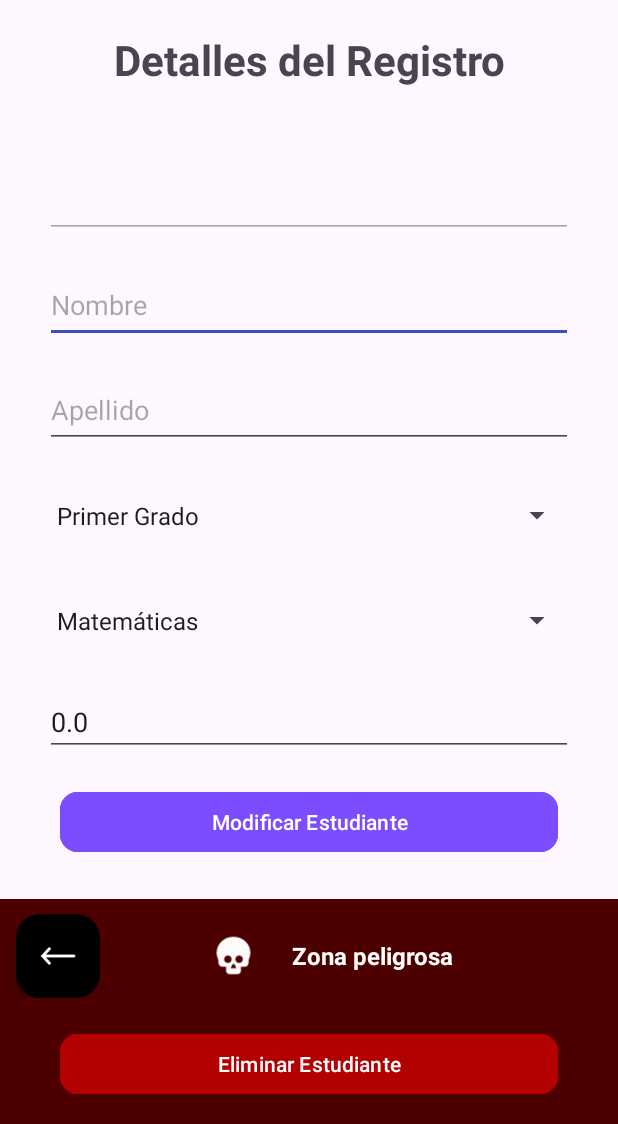
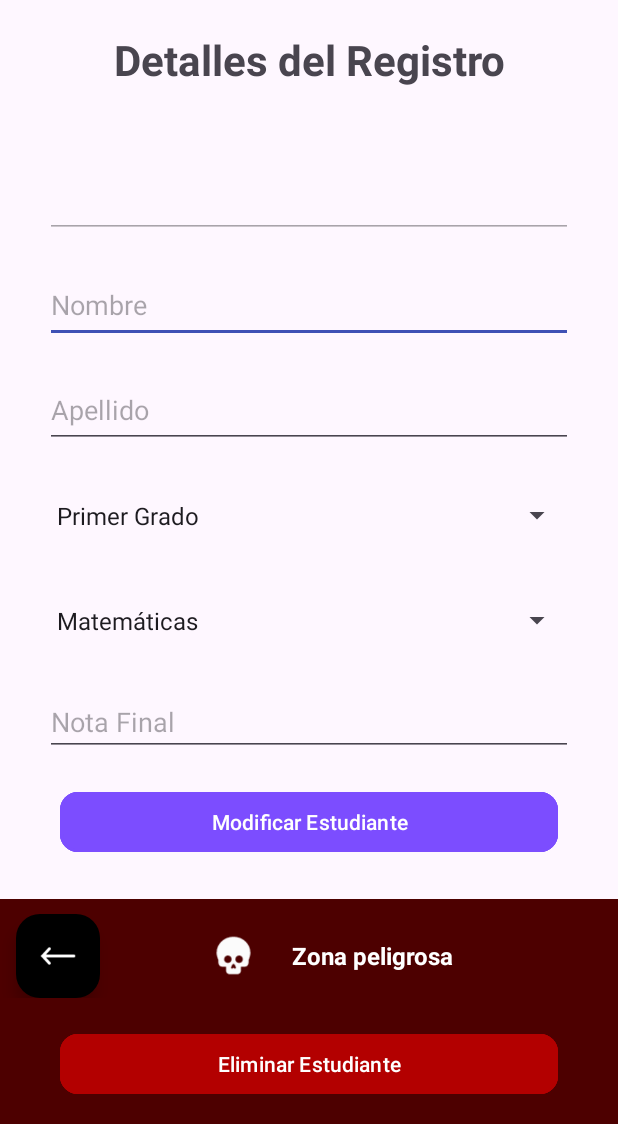
Before and after one commit to jacquelinechavez30/Desafio-2-DSM-2025, an Android app: the DetallesEspecificosEstudiantesActivity screen opened directly, with no data from a screen before it, on a phone screen of 412 x 824 dp, the part 112-1236 px from its top. Run offline under Robolectric (Android 15) with nearby library versions, the phone set to English and light mode, and no system bars; our stand-ins replace Firebase (no records; nobody signed in at launch, a user with empty details on screens opened directly); 3 statements that could not run were skipped.

Commit message:
dev: Funcionalidad de modificación añadida. bug: Corrección de error de no mostrar la nota final en activity de detalles del estudiante.

```diff
--- a/app/src/main/java/com/example/registroescolar/DetallesEspecificosEstudiantesActivity.kt
+++ b/app/src/main/java/com/example/registroescolar/DetallesEspecificosEstudiantesActivity.kt
@@ -13,6 +13,7 @@ import androidx.appcompat.app.AlertDialog
 import androidx.appcompat.app.AppCompatActivity
 import androidx.core.view.ViewCompat
 import androidx.core.view.WindowInsetsCompat
+import com.example.registroescolar.Registros.Registros_estudiantes
 import com.google.android.material.button.MaterialButton
 import com.google.android.material.floatingactionbutton.FloatingActionButton
 import com.google.firebase.database.DatabaseReference
@@ -25,6 +26,15 @@ class DetallesEspecificosEstudiantesActivity : AppCompatActivity() {
     private lateinit var btnEliminar: MaterialButton
     private lateinit var database: DatabaseReference
     private lateinit var verRegistrosButton: FloatingActionButton
+    private lateinit var edtIdEstudiante: EditText
+    private lateinit var edtNombre: EditText
+    private lateinit var edtApellido: EditText
+    private lateinit var spinnerGrado: Spinner
+    private lateinit var spinnerMateria: Spinner
+    private lateinit var edtNotaFinal: EditText
+    private lateinit var codigoEstudiante: String
+    private lateinit var codigoMaestro : String
+
 
     // Obtener referencia a la base de datos
 
@@ -40,21 +50,21 @@ class DetallesEspecificosEstudiantesActivity : AppCompatActivity() {
         }
 
         // Obtener referencias a los elementos del layout
-        val edtIdEstudiante = findViewById<EditText>(R.id.idEstudiante)
-        val edtNombre = findViewById<EditText>(R.id.edtNombre)
-        val edtApellido = findViewById<EditText>(R.id.edtApellido)
-        val spinnerGrado = findViewById<Spinner>(R.id.spinnerGrado)
-        val spinnerMateria = findViewById<Spinner>(R.id.spinnerMateria)
-        val edtNotaFinal = findViewById<EditText>(R.id.edtNotaFinal)
+         edtIdEstudiante = findViewById(R.id.idEstudiante)
+         edtNombre = findViewById(R.id.edtNombre)
+         edtApellido = findViewById(R.id.edtApellido)
+         spinnerGrado = findViewById(R.id.spinnerGrado)
+         spinnerMateria = findViewById(R.id.spinnerMateria)
+         edtNotaFinal = findViewById(R.id.edtNotaFinal)
 
         // Obtener datos del Intent
-        val uid = intent.getStringExtra("USER_ID")
-        val codigoEstudiante = intent.getStringExtra("codigoEstudiante")
+        codigoMaestro = intent.getStringExtra("USER_ID").toString()
+        codigoEstudiante = intent.getStringExtra("codigoEstudiante").toString()
         val nombre = intent.getStringExtra("nombre")
         val apellido = intent.getStringExtra("apellido")
         val grado = intent.getStringExtra("grado")  // Si es número, usa getIntExtra()
         val materia = intent.getStringExtra("materia")
-        val notaFinal = intent.getFloatExtra("notaFinal", 0.0f)  // Usa 0.0f como valor por defecto
+        val notaFinal = intent.getStringExtra("notaFinal")  // Usa 0.0f como valor por defecto
 
 
         // Adsignacion de valores de los botones
@@ -65,10 +75,11 @@ class DetallesEspecificosEstudiantesActivity : AppCompatActivity() {
 
         // Mostrar los datos en los campos de la UI
 
+        // --------------------- LLENADO DE DATOS EN LOS CAMPOS ---------------------
         edtIdEstudiante.setText(codigoEstudiante)
         edtNombre.setText(nombre)
         edtApellido.setText(apellido)
-        edtNotaFinal.setText(String.format(notaFinal.toString()))
+        edtNotaFinal.setText(notaFinal)
 
         // Datos para los Spinners (Grados y Materias)
         val grados = arrayOf("Primer Grado", "Segundo Grado", "Tercer Grado", "Cuarto Grado", "Quinto Grado", "Sexto Grado", "Septimo Grado", "Octavo Grado", "Noveno Grado")
@@ -87,6 +98,7 @@ class DetallesEspecificosEstudiantesActivity : AppCompatActivity() {
         spinnerMateria.setSelection(materias.indexOf(materia))
 
 
+        // --------------------------------------------------------------
 
         btnEliminar.setOnClickListener {
             // Eliminar el nodo con el ID específico
@@ -101,13 +113,58 @@ class DetallesEspecificosEstudiantesActivity : AppCompatActivity() {
                 .show()
         }
 
+        // Evento del botón para modificar el registro
+        btnModificar.setOnClickListener {
+            // Funcion para modificar el registro
+            this.modificarRegistro(codigoEstudiante)
+        }
+
+
         verRegistrosButton.setOnClickListener {
             intent = Intent(this, VerRegistrosActivity::class.java)
-            intent.putExtra("USER_ID", uid)
+            intent.putExtra("USER_ID", codigoMaestro)
             startActivity(intent)
             finish()
         }
 
+    }
+
+    private fun modificarRegistro(codigoEstudiante : String) {
+        // Obtener los nuevos valores de los EditText
+
+        val nuevoNombre = edtNombre.text.toString().trim()
+        val nuevoApellido = edtApellido.text.toString().trim()
+        val nuevoGrado = spinnerGrado.selectedItem.toString()
+        val nuevaMateria = spinnerMateria.selectedItem.toString()
+        val nuevaNotaFinal = edtNotaFinal.text.toString().trim()
+
+        //Verificar que los campos no estén vacíos
+        if(nuevoNombre.isEmpty() || nuevoApellido.isEmpty() || nuevaNotaFinal.isEmpty()) {
+            Toast.makeText(this, "Por favor, completa todos los campos", Toast.LENGTH_SHORT).show()
+            return
+        }
+
+        if(nuevaNotaFinal.toFloat() < 0 || nuevaNotaFinal.toFloat() > 10) {
+            Toast.makeText(this, "La nota final debe estar entre 0 y 10", Toast.LENGTH_SHORT).show()
+            return
+        }
+
+
+        val datosActualizados = Registros_estudiantes(codigoEstudiante, nuevoNombre, nuevoApellido, nuevoGrado, nuevaMateria, nuevaNotaFinal.toDouble(), codigoMaestro)
+        // Crear un mapa con los datos actualizados
+        val datosActualizadosMap = datosActualizados.toMap()
+
+        // Actualizar en Firebase
+        database.child(codigoEstudiante).updateChildren(datosActualizadosMap)
+            .addOnSuccessListener {
+                Toast.makeText(this, "Registro actualizado correctamente", Toast.LENGTH_SHORT).show()
+                // Devolver a la vista anterior
+                verRegistrosButton.performClick() // Aquí simulamos un clic en el botón
+            }
+            .addOnFailureListener{ e ->
+                Toast.makeText(this, "Error al actualizar: ${e.message}", Toast.LENGTH_SHORT).show()
+
+            }
     }
 
     private fun eliminarRegistro(idEstudiante:String) {
--- a/app/src/main/java/com/example/registroescolar/VerRegistrosActivity.kt
+++ b/app/src/main/java/com/example/registroescolar/VerRegistrosActivity.kt
@@ -52,6 +52,8 @@ class VerRegistrosActivity : AppCompatActivity() {
             startActivity(intent)
             finish()
         }
+
+
         userId = intent.getStringExtra("USER_ID")
         if (userId == null) {
             Toast.makeText(this, "Error: Usuario no autenticado", Toast.LENGTH_SHORT).show()
@@ -129,7 +131,7 @@ class VerRegistrosActivity : AppCompatActivity() {
                 putExtra("apellido", registro.apellido)
                 putExtra("grado", registro.grado)
                 putExtra("materia", registro.materia)
-                putExtra("notaFinal", registro.notaFinal)
+                putExtra("notaFinal", registro.notaFinal.toString())
                 putExtra("USER_ID", userId)
             }
             startActivity(intent)
```
